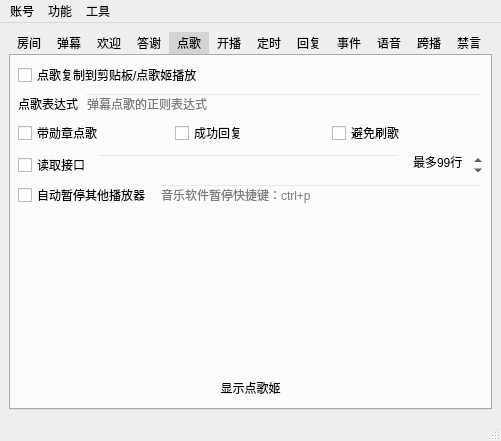
First picture: the form in mainwindow.ui, repository iwxyi/Bilibili-MagicalDanmaku, before the edit.
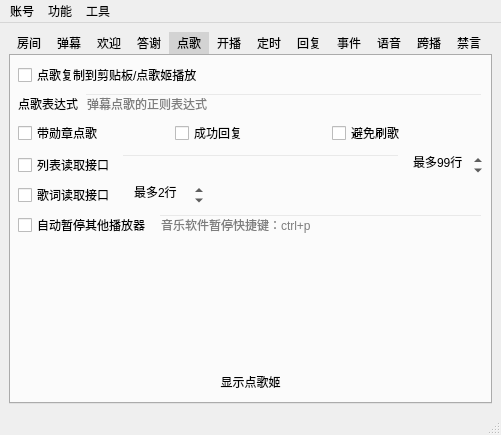
Second picture: the form after the edit. The open tabs and pages were chosen to show the change. Icons and pictures are not drawn. Custom widgets are drawn as their Qt base class.

Commit message: 新增歌词读取接口

```diff
--- a/mainwindow.ui
+++ b/mainwindow.ui
@@ -7,7 +7,7 @@
     <x>0</x>
     <y>0</y>
     <width>501</width>
-    <height>441</height>
+    <height>435</height>
    </rect>
   </property>
   <property name="windowTitle">
@@ -1178,7 +1178,7 @@
              <string>&lt;html&gt;&lt;head/&gt;&lt;body&gt;&lt;p&gt;保存实时点歌列表至文件，供外界读取&lt;/p&gt;&lt;p&gt;路径：安装目录/www/music/songs.txt&lt;/p&gt;&lt;p&gt;OBS/直播姬可选择“文本—从文件读取”将列表显示在直播界面&lt;/p&gt;&lt;/body&gt;&lt;/html&gt;</string>
             </property>
             <property name="text">
-             <string>读取接口</string>
+             <string>列表读取接口</string>
             </property>
            </widget>
           </item>
@@ -1234,6 +1234,73 @@
           </item>
          </layout>
         </item>
+        <item>
+         <layout class="QHBoxLayout" name="horizontalLayout_49">
+          <property name="topMargin">
+           <number>0</number>
+          </property>
+          <item>
+           <widget class="QCheckBox" name="songLyricsToFileCheck">
+            <property name="toolTip">
+             <string>&lt;html&gt;&lt;head/&gt;&lt;body&gt;&lt;p&gt;保存点歌姬的歌词至文件，供外界读取&lt;/p&gt;&lt;p&gt;路径：安装目录/www/music/lyrics.txt&lt;/p&gt;&lt;p&gt;OBS/直播姬可选择“文本—从文件读取”将列表显示在直播界面&lt;/p&gt;&lt;/body&gt;&lt;/html&gt;</string>
+            </property>
+            <property name="text">
+             <string>歌词读取接口</string>
+            </property>
+           </widget>
+          </item>
+          <item>
+           <widget class="QSpinBox" name="songLyricsToFileMaxSpin">
+            <property name="contextMenuPolicy">
+             <enum>Qt::NoContextMenu</enum>
+            </property>
+            <property name="toolTip">
+             <string>&lt;html&gt;&lt;head/&gt;&lt;body&gt;&lt;p&gt;当前歌词及其后面的行数&lt;/p&gt;&lt;/body&gt;&lt;/html&gt;</string>
+            </property>
+            <property name="styleSheet">
+             <string notr="true">QAbstractSpinBox
+{
+	background: transparent;
+}</string>
+            </property>
+            <property name="frame">
+             <bool>false</bool>
+            </property>
+            <property name="alignment">
+             <set>Qt::AlignCenter</set>
+            </property>
+            <property name="suffix">
+             <string>行</string>
+            </property>
+            <property name="prefix">
+             <string>最多</string>
+            </property>
+            <property name="minimum">
+             <number>1</number>
+            </property>
+            <property name="maximum">
+             <number>999</number>
+            </property>
+            <property name="value">
+             <number>2</number>
+            </property>
+           </widget>
+          </item>
+          <item>
+           <spacer name="horizontalSpacer_27">
+            <property name="orientation">
+             <enum>Qt::Horizontal</enum>
+            </property>
+            <property name="sizeHint" stdset="0">
+             <size>
+              <width>40</width>
+              <height>20</height>
+             </size>
+            </property>
+           </spacer>
+          </item>
+         </layout>
+        </item>
         <item>
          <layout class="QHBoxLayout" name="horizontalLayout_43">
           <property name="topMargin">
```
Left out of the diff: 2 changed lines with no effect on the pictures. The commit also changes 6 other files.
